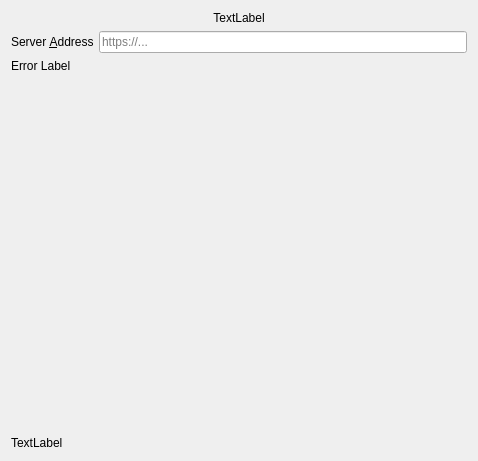
Qt form src/wizard/owncloudsetupnocredspage.ui (GrossLukas/client) before a commit.
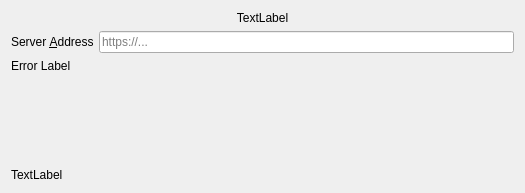
The same form after that commit. Custom widgets are drawn as their Qt base class.

Commit message: Wrap custom message label

Diff of the .ui file:
```diff
--- a/src/wizard/owncloudsetupnocredspage.ui
+++ b/src/wizard/owncloudsetupnocredspage.ui
@@ -6,8 +6,8 @@
    <rect>
     <x>0</x>
     <y>0</y>
-    <width>478</width>
-    <height>461</height>
+    <width>525</width>
+    <height>193</height>
    </rect>
   </property>
   <property name="sizePolicy">
@@ -34,6 +34,9 @@
      <property name="alignment">
       <set>Qt::AlignCenter</set>
      </property>
+     <property name="wordWrap">
+      <bool>true</bool>
+     </property>
     </widget>
    </item>
    <item>
```
